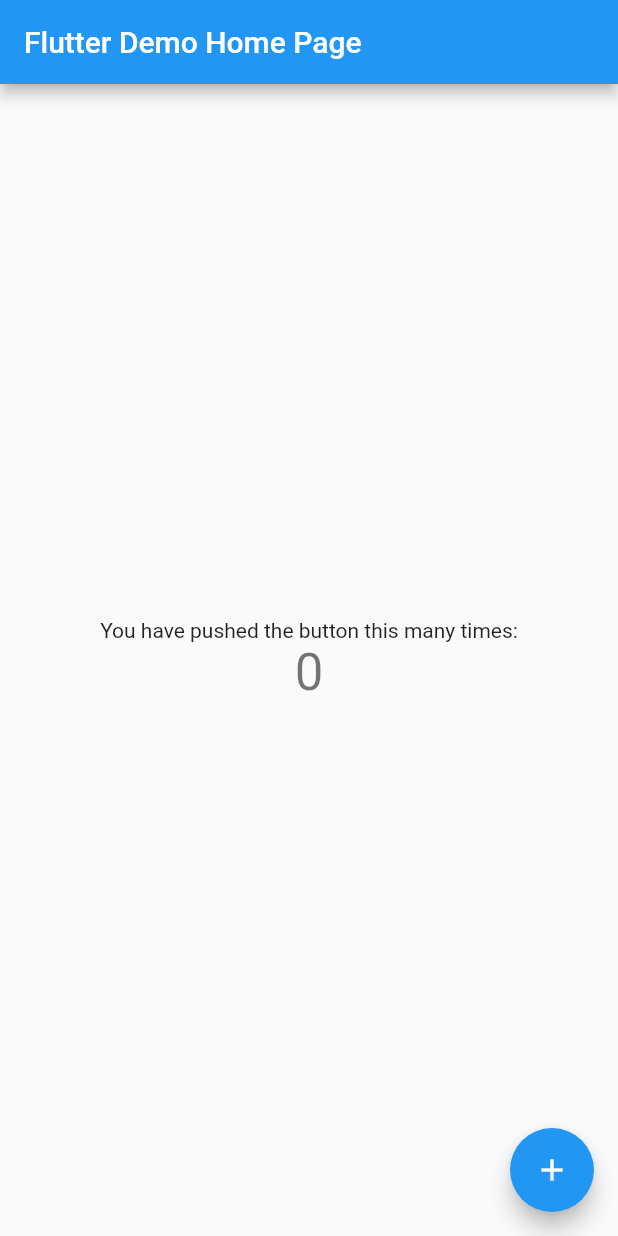
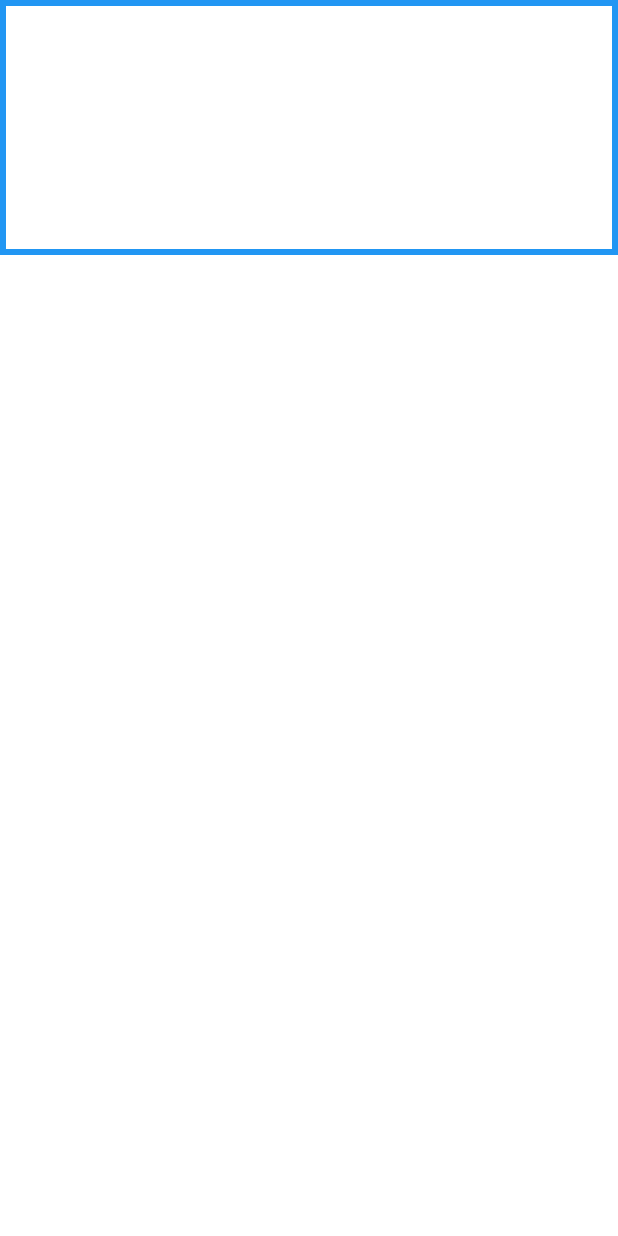
Before and after one commit to JuanHantoniMS/-MonitoraCovid-frontend, a Flutter app: the screen it shows after launch, on a phone screen of 412 x 824 dp. Run offline on Flutter 3.47's test engine with Material 2 defaults, Android fonts, the phone set to English and light mode, and no system bars.

Commit message:
rotas/homePage

```diff
--- /dev/null
+++ b/lib/Pages/HomePage.dart
@@ -0,0 +1,45 @@
+import 'package:flutter/material.dart';
+
+
+class HomePage extends StatefulWidget {
+  const HomePage({Key? key}) : super(key: key);
+
+  @override
+  State<HomePage> createState() => _HomePageState();
+}
+
+class _HomePageState extends State<HomePage> {
+  @override
+  Widget build(BuildContext context) {
+    return Container(
+      decoration: BoxDecoration(color: Colors.white),
+      child: Column(
+        children: [
+          Container(
+            height: 170,
+            decoration: BoxDecoration(
+                border: Border(
+                  top: BorderSide(
+                      width: 4,
+                      color: Colors.blue,
+                      style: BorderStyle.solid), //BorderSide
+                  bottom: BorderSide(
+                      width: 4,
+                      color: Colors.blue,
+                      style: BorderStyle.solid), //BorderSide
+                  left: BorderSide(
+                      width: 4,
+                      color: Colors.blue,
+                      style: BorderStyle.solid), //Borderside
+                  right: BorderSide(
+                      width: 4,
+                      color: Colors.blue,
+                      style: BorderStyle.solid), //BorderSide
+                )
+            ),
+          )
+        ],
+      ),
+    );
+  }
+}
--- a/lib/main.dart
+++ b/lib/main.dart
@@ -1,4 +1,6 @@
 import 'package:flutter/material.dart';
+import 'package:monitoracovid/Pages/HomePage.dart';
+
 
 void main() {
   runApp(const MyApp());
@@ -12,6 +14,10 @@ class MyApp extends StatelessWidget {
   Widget build(BuildContext context) {
     return MaterialApp(
       title: 'Flutter Demo',
+      initialRoute: "/homePage",
+      routes: {
+        "/homePage": (context)=> HomePage(),
+      },
       theme: ThemeData(
         // This is the theme of your application.
         //
@@ -23,93 +29,9 @@ class MyApp extends StatelessWidget {
         // Notice that the counter didn't reset back to zero; the application
         // is not restarted.
         primarySwatch: Colors.blue,
+
       ),
-      home: const MyHomePage(title: 'Flutter Demo Home Page'),
+
     );
   }
 }
-
-class MyHomePage extends StatefulWidget {
-  const MyHomePage({Key? key, required this.title}) : super(key: key);
-
-  // This widget is the home page of your application. It is stateful, meaning
-  // that it has a State object (defined below) that contains fields that affect
-  // how it looks.
-
-  // This class is the configuration for the state. It holds the values (in this
-  // case the title) provided by the parent (in this case the App widget) and
-  // used by the build method of the State. Fields in a Widget subclass are
-  // always marked "final".
-
-  final String title;
-
-  @override
-  State<MyHomePage> createState() => _MyHomePageState();
-}
-
-class _MyHomePageState extends State<MyHomePage> {
-  int _counter = 0;
-
-  void _incrementCounter() {
-    setState(() {
-      // This call to setState tells the Flutter framework that something has
-      // changed in this State, which causes it to rerun the build method below
-      // so that the display can reflect the updated values. If we changed
-      // _counter without calling setState(), then the build method would not be
-      // called again, and so nothing would appear to happen.
-      _counter++;
-    });
-  }
-
-  @override
-  Widget build(BuildContext context) {
-    // This method is rerun every time setState is called, for instance as done
-    // by the _incrementCounter method above.
-    //
-    // The Flutter framework has been optimized to make rerunning build methods
-    // fast, so that you can just rebuild anything that needs updating rather
-    // than having to individually change instances of widgets.
-    return Scaffold(
-      appBar: AppBar(
-        // Here we take the value from the MyHomePage object that was created by
-        // the App.build method, and use it to set our appbar title.
-        title: Text(widget.title),
-      ),
-      body: Center(
-        // Center is a layout widget. It takes a single child and positions it
-        // in the middle of the parent.
-        child: Column(
-          // Column is also a layout widget. It takes a list of children and
-          // arranges them vertically. By default, it sizes itself to fit its
-          // children horizontally, and tries to be as tall as its parent.
-          //
-          // Invoke "debug painting" (press "p" in the console, choose the
-          // "Toggle Debug Paint" action from the Flutter Inspector in Android
-          // Studio, or the "Toggle Debug Paint" command in Visual Studio Code)
-          // to see the wireframe for each widget.
-          //
-          // Column has various properties to control how it sizes itself and
-          // how it positions its children. Here we use mainAxisAlignment to
-          // center the children vertically; the main axis here is the vertical
-          // axis because Columns are vertical (the cross axis would be
-          // horizontal).
-          mainAxisAlignment: MainAxisAlignment.center,
-          children: <Widget>[
-            const Text(
-              'You have pushed the button this many times:',
-            ),
-            Text(
-              '$_counter',
-              style: Theme.of(context).textTheme.headline4,
-            ),
-          ],
-        ),
-      ),
-      floatingActionButton: FloatingActionButton(
-        onPressed: _incrementCounter,
-        tooltip: 'Increment',
-        child: const Icon(Icons.add),
-      ), // This trailing comma makes auto-formatting nicer for build methods.
-    );
-  }
-}
```
